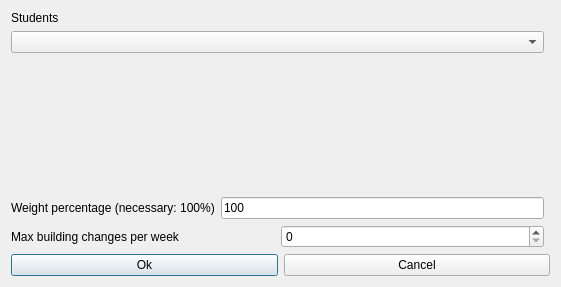
Above: fet/src/interface/modifyconstraintstudentssetmaxbuildingchangesperweekform_template.ui from vonmecheln/fet before the change. Below: the same form after it.
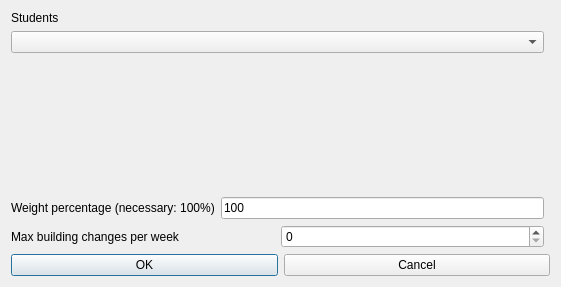
That is the form after the change.

What changed in the file:
```diff
--- a/fet/src/interface/modifyconstraintstudentssetmaxbuildingchangesperweekform_template.ui
+++ b/fet/src/interface/modifyconstraintstudentssetmaxbuildingchangesperweekform_template.ui
@@ -95,7 +95,7 @@
      <item>
       <widget class="QPushButton" name="okPushButton">
        <property name="text">
-        <string>Ok</string>
+        <string>OK</string>
        </property>
       </widget>
      </item>
```
